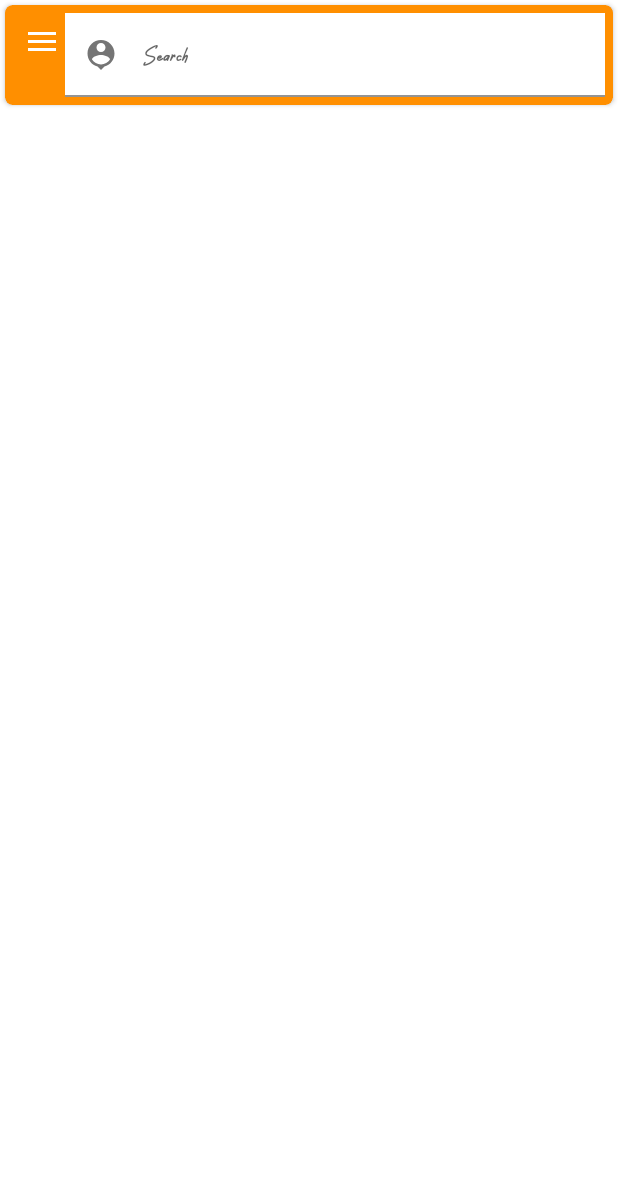
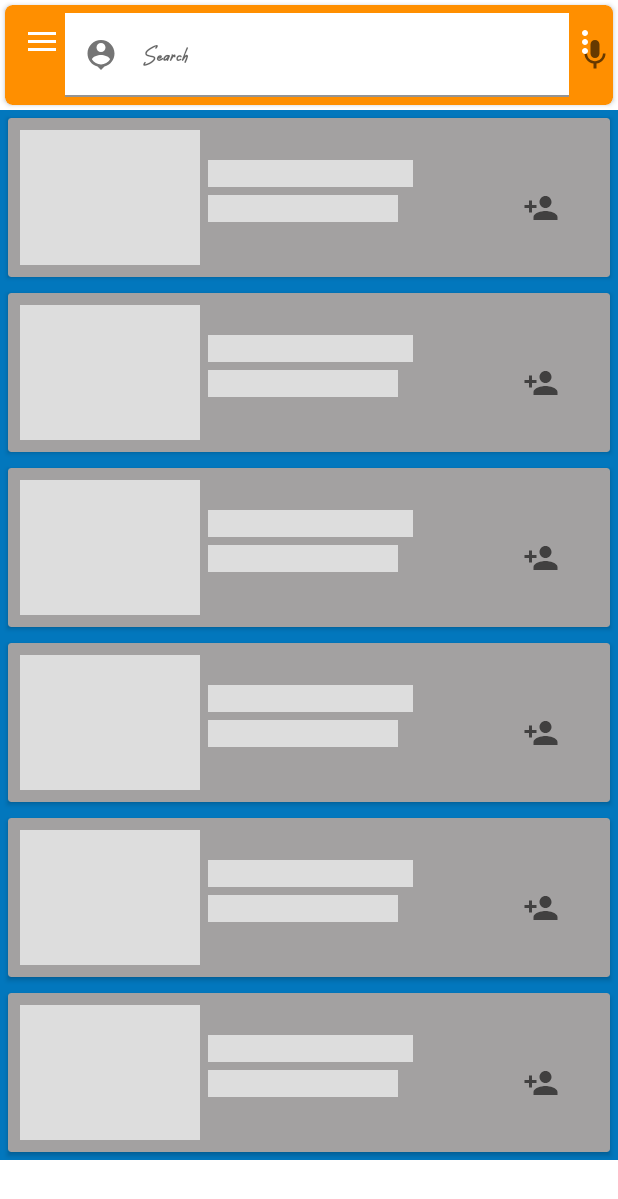
Before and after one commit to Sonamxrest/BuySellAndroid, an Android app: the fragment ShowUsers placed in its activity, on a phone screen of 412 x 824 dp. Shown: the top 1199 px of the screen. Run offline under Robolectric (Android 15) with nearby library versions, the phone set to English and light mode, and no system bars; our stand-ins replace CircleImageView, Shimmer; libraries missing offline, so code that uses them is left out: com.xwray.groupie, io.socket.client, org.imaginativeworld.whynotimagecarousel; pictures from the network do not load; 13 statements that could not run were skipped.

Commit message:
New Changes

```diff
--- a/app/src/main/java/com/xrest/buysell/Activity/MessageActivity.kt
+++ b/app/src/main/java/com/xrest/buysell/Activity/MessageActivity.kt
@@ -69,8 +69,8 @@ lateinit var socket:WebSocket
 class MessageActivity : AppCompatActivity(), View.OnClickListener {
 
     lateinit var socketIo: Socket
-    var urls = "http://192.168.0.113:5000"
-    val url="ws://192.168.0.113:5000"
+    var urls = "http://192.168.0.106:5000"
+    val url="ws://192.168.0.106:5000"
     var okHttpClient = OkHttpClient()
     val request= Request.Builder().url(url).build()
     var img:String?=null
--- a/app/src/main/java/com/xrest/buysell/Fragments/ShowUsers.kt
+++ b/app/src/main/java/com/xrest/buysell/Fragments/ShowUsers.kt
@@ -1,16 +1,28 @@
 package com.xrest.buysell.Fragments
 
+import android.app.Activity
+import android.content.Intent
 import android.os.Bundle
+import android.speech.RecognizerIntent
+import android.text.Editable
+import android.text.TextWatcher
 import androidx.fragment.app.Fragment
 import android.view.LayoutInflater
 import android.view.View
 import android.view.ViewGroup
+import android.widget.ImageButton
 import androidx.appcompat.app.AppCompatActivity
+import androidx.core.view.isVisible
 import androidx.recyclerview.widget.LinearLayoutManager
 import androidx.recyclerview.widget.RecyclerView
+import androidx.swiperefreshlayout.widget.SwipeRefreshLayout
+import com.facebook.shimmer.ShimmerFrameLayout
+import com.google.android.material.textfield.TextInputEditText
+import com.xrest.buysell.Adapters.MainProductAdapter
 import com.xrest.buysell.Adapters.UserAdapters
 import com.xrest.buysell.R
 import com.xrest.buysell.Retrofit.Person
+import com.xrest.buysell.Retrofit.Product
 import com.xrest.buysell.Retrofit.Repo.UserRepository
 import com.xrest.buysell.Retrofit.RetroftiService
 import io.socket.client.IO
@@ -21,11 +33,16 @@ import kotlinx.coroutines.Dispatchers.Main
 import kotlinx.coroutines.launch
 import kotlinx.coroutines.withContext
 import java.lang.Exception
+import java.util.*
 
 
-class ShowUsers : Fragment() {
+class ShowUsers : Fragment(), View.OnClickListener {
 
 var lst:MutableList<Person> = mutableListOf()
+    var slst:MutableList<Person> = mutableListOf()
+    lateinit var mic: ImageButton
+    lateinit var search: TextInputEditText
+    lateinit var swipe: SwipeRefreshLayout
     lateinit var rv:RecyclerView
     override fun onCreateView(
         inflater: LayoutInflater, container: ViewGroup?,
@@ -33,37 +50,82 @@ var lst:MutableList<Person> = mutableListOf()
     ): View? {
 
         val view=  inflater.inflate(R.layout.fragment_show_users, container, false)
-        try {
+       loadData(view);
+        rv= view.findViewById(R.id.rv)
+        mic = view.findViewById(R.id.mic)
+        swipe = view.findViewById(R.id.swipe)
+        search = view.findViewById(R.id.search)
+        swipe.setOnRefreshListener(){
+            loadData(view)
+            swipe.isRefreshing=false
         }
-        catch (ex:Exception){
+        rv.layoutManager = LinearLayoutManager(requireContext())
+        mic.setOnClickListener(this)
+        search.addTextChangedListener(object: TextWatcher {
+            override fun beforeTextChanged(s: CharSequence?, start: Int, count: Int, after: Int) {
 
             }
-        rv= view.findViewById(R.id.rv)
-        rv.layoutManager = LinearLayoutManager(requireContext())
+
+            override fun onTextChanged(s: CharSequence?, start: Int, before: Int, count: Int) {
+
+            }
+
+            override fun afterTextChanged(s: Editable?) {
+                if(search.text.toString().isNotEmpty())
+                {
+                    slst.clear()
+                    for(data in lst)
+                    {
+                        if(data.Name!!.toLowerCase().contains(search.text.toString().toLowerCase()))
+                        {
+                            slst.add(data)
+                        }
+                    }
+                  rv.adapter = UserAdapters(slst,requireContext())
+                }
+                else{
+                    rv.adapter = UserAdapters(lst,requireContext())
+
+                }
+
+            }
+        })
+
+
+        return view
+    }
+
+    private fun loadData(view: View) {
+        try {
+            view.findViewById<ShimmerFrameLayout>(R.id.shimmer).isVisible = true
             CoroutineScope(Dispatchers.IO).launch {
                 var reponse = UserRepository().showAll()
-            if(reponse.success==true)
-            {
+                if (reponse.success == true) {
                     withContext(Main)
                     {
 
-                    for(data in reponse.data!!)
-                    {
-                    if(data._id!!.equals(RetroftiService.users!!._id))
-                    {
-
-                    }
-                        else{
+                        for (data in reponse.data!!) {
+                            if (data._id != RetroftiService.users!!._id) {
+                                for (ddata in RetroftiService!!.users!!.Friends!!) {
+                                    if (ddata.user._id != data._id) {
                                         lst.add(data)
                                     }
                                 }
-                    var adapters = UserAdapters(lst,requireContext())
-                    rv.adapter =adapters
+
+                            }
+                            view.findViewById<ShimmerFrameLayout>(R.id.shimmer).isVisible = false
+                            var adapters = UserAdapters(lst, requireContext())
+                            rv.adapter = adapters
 
                         }
                     }
                 }
-        return view
+            }
+        }
+            catch(ex:Exception) {
+
+            }
+
     }
 
 
@@ -75,4 +137,37 @@ var lst:MutableList<Person> = mutableListOf()
         super.onResume()
     }
 
+    override fun onClick(v: View?) {
+        when(v?.id)
+        {
+            R.id.mic ->{
+
+                var intent = Intent(RecognizerIntent.ACTION_RECOGNIZE_SPEECH)
+                intent.putExtra(RecognizerIntent.EXTRA_LANGUAGE_MODEL,RecognizerIntent.LANGUAGE_MODEL_FREE_FORM)
+                intent.putExtra(RecognizerIntent.EXTRA_LANGUAGE, Locale.getDefault())
+                intent.putExtra(RecognizerIntent.EXTRA_PROMPT,"Please Speak Now")
+                startActivityForResult(intent,5)
+
             }
+        }
+    }
+
+    override fun onActivityResult(requestCode: Int, resultCode: Int, data: Intent?) {
+        super.onActivityResult(requestCode, resultCode, data)
+        if(resultCode== Activity.RESULT_OK&&data!=null)
+        {
+
+            if(requestCode==5 && data!=null)
+
+            {
+                var recognizedSpeech: ArrayList<String>? = data.getStringArrayListExtra(RecognizerIntent.EXTRA_RESULTS)
+                if(recognizedSpeech!=null)
+                {
+                    search.setText(recognizedSpeech.get(0))
+                }
+
+            }
+        }
+    }
+
+}
--- a/app/src/main/java/com/xrest/buysell/Retrofit/RetroftiService.kt
+++ b/app/src/main/java/com/xrest/buysell/Retrofit/RetroftiService.kt
@@ -24,7 +24,7 @@ import java.util.concurrent.TimeUnit
 import java.util.jar.Manifest
 
 object RetroftiService {
-    val BASE_URL ="http://192.168.0.113:5000/"
+    val BASE_URL ="http://192.168.0.106:5000/"
     var token:String?=null
     var users: User?=null
     val okHttpClient = OkHttpClient.Builder().connectTimeout(5,TimeUnit.MINUTES).writeTimeout(5,TimeUnit.MINUTES).readTimeout(5,TimeUnit.MINUTES)
--- a/app/src/main/res/layout/calling.xml
+++ b/app/src/main/res/layout/calling.xml
@@ -3,6 +3,7 @@
     xmlns:tools="http://schemas.android.com/tools"
     android:layout_width="match_parent"
     android:layout_height="match_parent"
+    android:background="@color/black"
     xmlns:app="http://schemas.android.com/apk/res-auto"
     android:orientation="vertical"
  >
@@ -24,7 +25,7 @@
             android:text="Username Shrestha"
             android:fontFamily="@font/regular_font"
             android:layout_gravity="center"
-            android:textColor="@color/black"
+            android:textColor="@color/colorWhite"
             android:textSize="20dp"
             android:gravity="center"/>
     </LinearLayout>
--- a/app/src/main/res/layout/chatright.xml
+++ b/app/src/main/res/layout/chatright.xml
@@ -13,7 +13,7 @@
         android:layout_height="wrap_content"
         android:layout_marginTop="3dp"
         android:layout_marginBottom="10dp"
-        android:background="@drawable/messagebox"
+        android:background="@drawable/message2"
         android:fontFamily="@font/main_font"
         android:textColor="@color/black"
         android:layout_marginRight="20dp"
--- /dev/null
+++ b/app/src/main/res/layout/data_load_users.xml
@@ -0,0 +1,75 @@
+<?xml version="1.0" encoding="utf-8"?>
+<LinearLayout xmlns:android="http://schemas.android.com/apk/res/android"
+    android:layout_width="match_parent"
+    android:layout_height="wrap_content"
+    android:background="#0277BD"
+    xmlns:app="http://schemas.android.com/apk/res-auto"
+    android:orientation="vertical">
+
+    <androidx.cardview.widget.CardView
+        android:layout_width="match_parent"
+        android:layout_height="wrap_content"
+        android:layout_margin="5dp"
+        app:cardBackgroundColor="#A3A1A1">
+
+        <RelativeLayout
+            android:layout_width="match_parent"
+            android:layout_height="wrap_content"
+            android:padding="8dp">
+
+            <de.hdodenhof.circleimageview.CircleImageView
+                android:id="@+id/imageView"
+                android:layout_width="120dp"
+                android:layout_height="90dp"
+           android:background="#DDDDDD"
+
+                />
+            <TextView
+                android:id="@+id/name"
+                android:layout_width="wrap_content"
+                android:layout_height="wrap_content"
+                android:layout_marginLeft="5dp"
+                android:layout_marginTop="20dp"
+                android:fontFamily="@font/regular_font"
+                android:layout_toRightOf="@id/imageView"
+           android:text="                                         "
+                android:background="#DDDDDD"
+                android:textColor="#000000" />
+
+            <TextView
+                android:id="@+id/username"
+                android:layout_width="wrap_content"
+                android:layout_height="wrap_content"
+                android:layout_below="@id/name"
+                android:layout_marginLeft="5dp"
+                android:textColor="@color/black"
+                android:layout_marginTop="5dp"
+                android:fontFamily="@font/regular_font"
+                android:layout_toRightOf="@id/imageView"
+                android:background="#DDDDDD"
+                android:text="                                      "
+                />
+
+            <ImageButton
+                android:id="@+id/add"
+                android:layout_width="wrap_content"
+                android:layout_height="wrap_content"
+                android:layout_below="@id/username"
+                android:layout_marginLeft="200dp"
+                android:layout_marginTop="-21dp"
+                android:layout_toRightOf="@id/imageView"
+                android:background="@color/teal_700"
+                android:backgroundTint="@android:color/transparent"
+                android:paddingLeft="15dp"
+                android:paddingRight="15dp"
+                android:src="@drawable/ic_baseline_person_add_24"
+                android:text="4.7"
+
+                android:textStyle="bold" />
+
+
+        </RelativeLayout>
+
+    </androidx.cardview.widget.CardView>
+
+</LinearLayout>
--- a/app/src/main/res/layout/fragment_show_users.xml
+++ b/app/src/main/res/layout/fragment_show_users.xml
@@ -14,11 +14,15 @@
     app:cardBackgroundColor="#FF8F00"
     >
 
-
+<LinearLayout
+    android:layout_width="match_parent"
+    android:layout_height="wrap_content"
+    android:orientation="horizontal">
     <com.google.android.material.textfield.TextInputLayout
-        android:layout_width="match_parent"
+        android:layout_width="wrap_content"
         android:layout_height="wrap_content"
         android:hint="Search"
+        android:layout_weight="1"
         android:layout_marginLeft="40dp"
         android:layout_marginTop="5dp"
         android:layout_marginBottom="5dp"
@@ -27,23 +31,53 @@
         app:boxBackgroundMode="filled"
         app:boxBackgroundColor="@color/black"
 
-        android:id="@+id/search"
         app:startIconDrawable="@drawable/person"
         >
         <com.google.android.material.textfield.TextInputEditText
             android:layout_width="match_parent"
             android:layout_height="match_parent"
-            android:id="@+id/username"
+            android:id="@+id/search"
             android:textSize="20dp"
             android:textStyle="bold"
             android:fontFamily="@font/design_font"
             android:background="@color/white"/>
     </com.google.android.material.textfield.TextInputLayout>
+    <ImageButton
+        android:layout_width="wrap_content"
+        android:layout_height="match_parent"
+        android:id="@+id/mic"
+        android:src="@drawable/ic_baseline_mic_24"
+        android:background="@android:color/transparent"/>
+</LinearLayout>
 
 </androidx.cardview.widget.CardView>
-<androidx.recyclerview.widget.RecyclerView
-    android:layout_width="match_parent"
-    android:layout_height="wrap_content"
-    android:id="@+id/rv"/>
+    <com.facebook.shimmer.ShimmerFrameLayout
+        android:layout_width="match_parent"
+        android:layout_height="wrap_content"
+        android:id="@+id/shimmer"
+        app:shimmer_auto_start="true">
+        <LinearLayout
+            android:layout_width="match_parent"
+            android:layout_height="wrap_content"
+            android:orientation="vertical">
+            <include layout="@layout/data_load_users"/>
+            <include layout="@layout/data_load_users"/>
+            <include layout="@layout/data_load_users"/>
+            <include layout="@layout/data_load_users"/>
+            <include layout="@layout/data_load_users"/>
+            <include layout="@layout/data_load_users"/>
+        </LinearLayout>
+    </com.facebook.shimmer.ShimmerFrameLayout>
+    <androidx.swiperefreshlayout.widget.SwipeRefreshLayout
+        android:layout_width="match_parent"
+        android:layout_height="match_parent"
+        android:id="@+id/swipe"
+        >
+        <androidx.recyclerview.widget.RecyclerView
+            android:layout_width="match_parent"
+            android:layout_height="wrap_content"
+            android:id="@+id/rv"/>
+    </androidx.swiperefreshlayout.widget.SwipeRefreshLayout>
+
 
 </LinearLayout>
```
Also changed, not shown: app/src/main/java/com/xrest/buysell/Fragments/FriendFragment.kt (+7 -1 lines), app/src/main/res/drawable/message2.xml (added, +10 -0 lines), app/src/main/res/layout/fragment_friends.xml (+11 -1 lines). Lines whose indentation alone changed are shown as unchanged.
